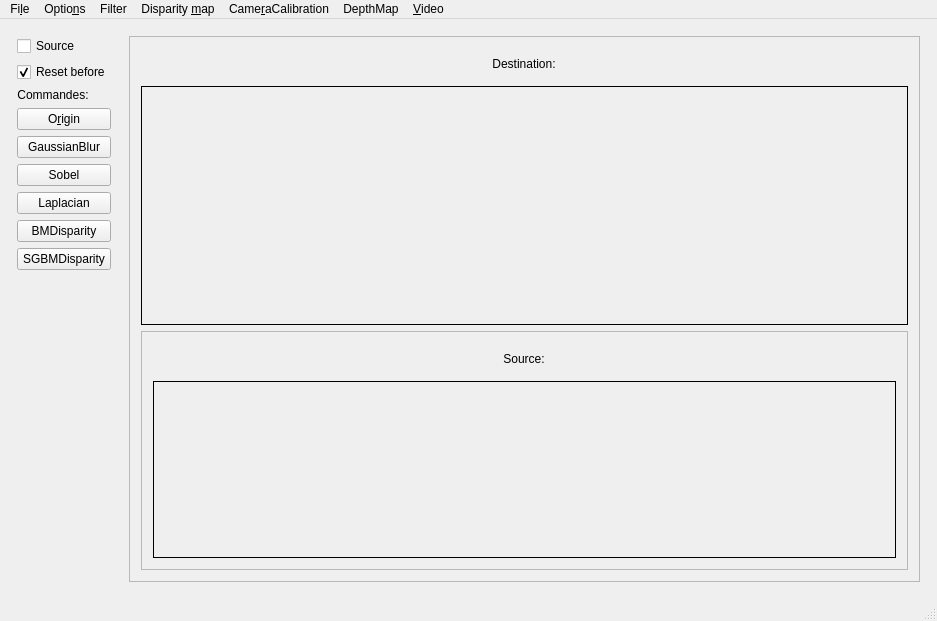
This is forms/mainwindow.ui in m21-cerutti/ProjetTech2019_Robot as Qt 5 draws it before an edit. The edited form follows.
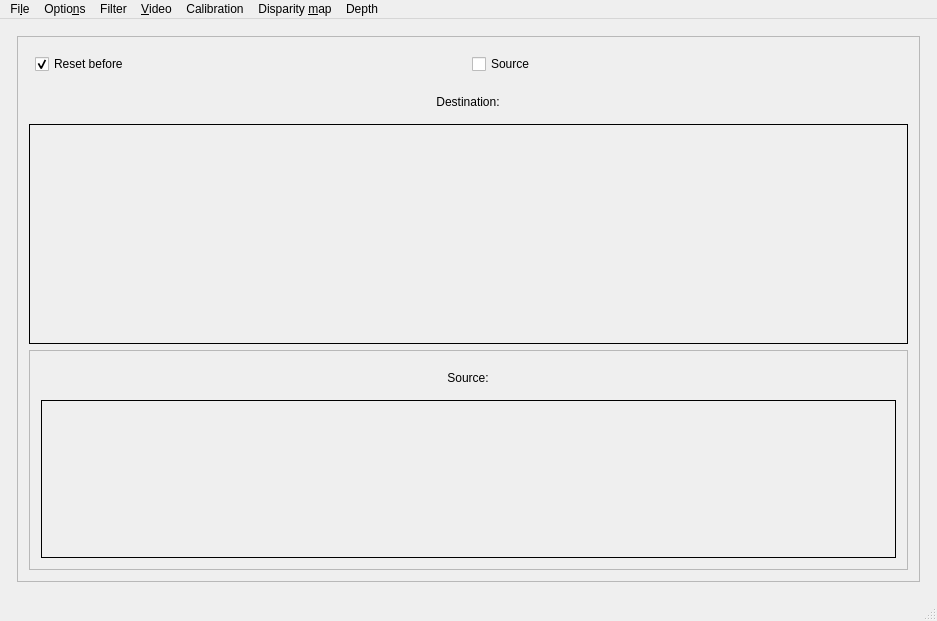
This is the edited form.

Diff of the .ui file:
```diff
--- a/forms/mainwindow.ui
+++ b/forms/mainwindow.ui
@@ -15,156 +15,6 @@
   </property>
   <widget class="QWidget" name="centralwidget">
    <layout class="QHBoxLayout" name="horizontalLayout_2">
-    <item>
-     <layout class="QVBoxLayout" name="verticalLayout">
-      <property name="leftMargin">
-       <number>6</number>
-      </property>
-      <property name="topMargin">
-       <number>6</number>
-      </property>
-      <property name="rightMargin">
-       <number>6</number>
-      </property>
-      <property name="bottomMargin">
-       <number>6</number>
-      </property>
-      <item>
-       <widget class="QCheckBox" name="cbDestination">
-        <property name="text">
-         <string>Source</string>
-        </property>
-        <property name="checked">
-         <bool>false</bool>
-        </property>
-       </widget>
-      </item>
-      <item>
-       <widget class="QCheckBox" name="cbResetBefore">
-        <property name="text">
-         <string>Reset before</string>
-        </property>
-        <property name="checked">
-         <bool>true</bool>
-        </property>
-        <property name="tristate">
-         <bool>false</bool>
-        </property>
-       </widget>
-      </item>
-      <item>
-       <widget class="QLabel" name="label">
-        <property name="sizePolicy">
-         <sizepolicy hsizetype="Fixed" vsizetype="Fixed">
-          <horstretch>0</horstretch>
-          <verstretch>0</verstretch>
-         </sizepolicy>
-        </property>
-        <property name="text">
-         <string>Commandes:</string>
-        </property>
-        <property name="alignment">
-         <set>Qt::AlignCenter</set>
-        </property>
-       </widget>
-      </item>
-      <item>
-       <layout class="QVBoxLayout" name="verticalLayout_4">
-        <property name="sizeConstraint">
-         <enum>QLayout::SetDefaultConstraint</enum>
-        </property>
-        <property name="leftMargin">
-         <number>0</number>
-        </property>
-        <property name="topMargin">
-         <number>0</number>
-        </property>
-        <property name="rightMargin">
-         <number>0</number>
-        </property>
-        <property name="bottomMargin">
-         <number>0</number>
-        </property>
-        <item>
-         <widget class="QPushButton" name="btnOrigin">
-          <property name="sizePolicy">
-           <sizepolicy hsizetype="Preferred" vsizetype="Fixed">
-            <horstretch>0</horstretch>
-            <verstretch>0</verstretch>
-           </sizepolicy>
-          </property>
-          <property name="text">
-           <string>O&amp;rigin</string>
-          </property>
-         </widget>
-        </item>
-        <item>
-         <widget class="QPushButton" name="btnGauss">
-          <property name="text">
-           <string>GaussianBlur</string>
-          </property>
-         </widget>
-        </item>
-        <item>
-         <widget class="QPushButton" name="btnSobel">
-          <property name="text">
-           <string>Sobel</string>
-          </property>
-         </widget>
-        </item>
-        <item>
-         <widget class="QPushButton" name="btnLaplacian">
-          <property name="sizePolicy">
-           <sizepolicy hsizetype="Preferred" vsizetype="Fixed">
-            <horstretch>0</horstretch>
-            <verstretch>0</verstretch>
-           </sizepolicy>
-          </property>
-          <property name="text">
-           <string>Laplacian</string>
-          </property>
-         </widget>
-        </item>
-        <item>
-         <widget class="QPushButton" name="btnBMDisparity">
-          <property name="text">
-           <string>BMDisparity</string>
-          </property>
-          <property name="checkable">
-           <bool>false</bool>
-          </property>
-          <property name="checked">
-           <bool>false</bool>
-          </property>
-         </widget>
-        </item>
-        <item>
-         <widget class="QPushButton" name="btnSGBMDisparity">
-          <property name="text">
-           <string>SGBMDisparity</string>
-          </property>
-         </widget>
-        </item>
-       </layout>
-      </item>
-      <item>
-       <spacer name="verticalSpacer">
-        <property name="orientation">
-         <enum>Qt::Vertical</enum>
-        </property>
-        <property name="sizeType">
-         <enum>QSizePolicy::MinimumExpanding</enum>
-        </property>
-        <property name="sizeHint" stdset="0">
-         <size>
-          <width>20</width>
-          <height>40</height>
-         </size>
-        </property>
-       </spacer>
-      </item>
-     </layout>
-    </item>
     <item>
      <layout class="QVBoxLayout" name="verticalLayout_3">
       <property name="leftMargin">
@@ -188,6 +38,45 @@
          <enum>QFrame::Raised</enum>
         </property>
         <layout class="QVBoxLayout" name="verticalLayout_5">
+         <item>
+          <layout class="QHBoxLayout" name="horizontalLayout_4">
+           <property name="leftMargin">
+            <number>6</number>
+           </property>
+           <property name="topMargin">
+            <number>6</number>
+           </property>
+           <property name="rightMargin">
+            <number>6</number>
+           </property>
+           <property name="bottomMargin">
+            <number>6</number>
+           </property>
+           <item>
+            <widget class="QCheckBox" name="cbResetBefore">
+             <property name="text">
+              <string>Reset before</string>
+             </property>
+             <property name="checked">
+              <bool>true</bool>
+             </property>
+             <property name="tristate">
+              <bool>false</bool>
+             </property>
+            </widget>
+           </item>
+           <item>
+            <widget class="QCheckBox" name="cbDestination">
+             <property name="text">
+              <string>Source</string>
+             </property>
+             <property name="checked">
+              <bool>false</bool>
+             </property>
+            </widget>
+           </item>
+          </layout>
+         </item>
          <item>
           <layout class="QHBoxLayout" name="horizontalLayout">
            <property name="leftMargin">
@@ -334,7 +223,7 @@
    </widget>
    <widget class="QMenu" name="menuCameraCalibration">
     <property name="title">
-     <string>Came&amp;raCalibration</string>
+     <string>Calibration</string>
     </property>
     <addaction name="actionCalibrate"/>
     <addaction name="actionApplyFromFile"/>
@@ -372,7 +261,7 @@
    </widget>
    <widget class="QMenu" name="menuDepthMap">
     <property name="title">
-     <string>DepthMap</string>
+     <string>Depth</string>
     </property>
     <addaction name="actionDepthBM"/>
     <addaction name="actionDepthSGBM"/>
@@ -380,10 +269,10 @@
    <addaction name="menuFile"/>
    <addaction name="menuOptions"/>
    <addaction name="menuFilter"/>
-   <addaction name="menuDisparity_map"/>
+   <addaction name="menuVideo"/>
    <addaction name="menuCameraCalibration"/>
+   <addaction name="menuDisparity_map"/>
    <addaction name="menuDepthMap"/>
-   <addaction name="menuVideo"/>
   </widget>
   <widget class="QStatusBar" name="statusbar"/>
   <action name="actionOpen">
```
Left out of the diff: 5 changed lines with no effect on the pictures.
